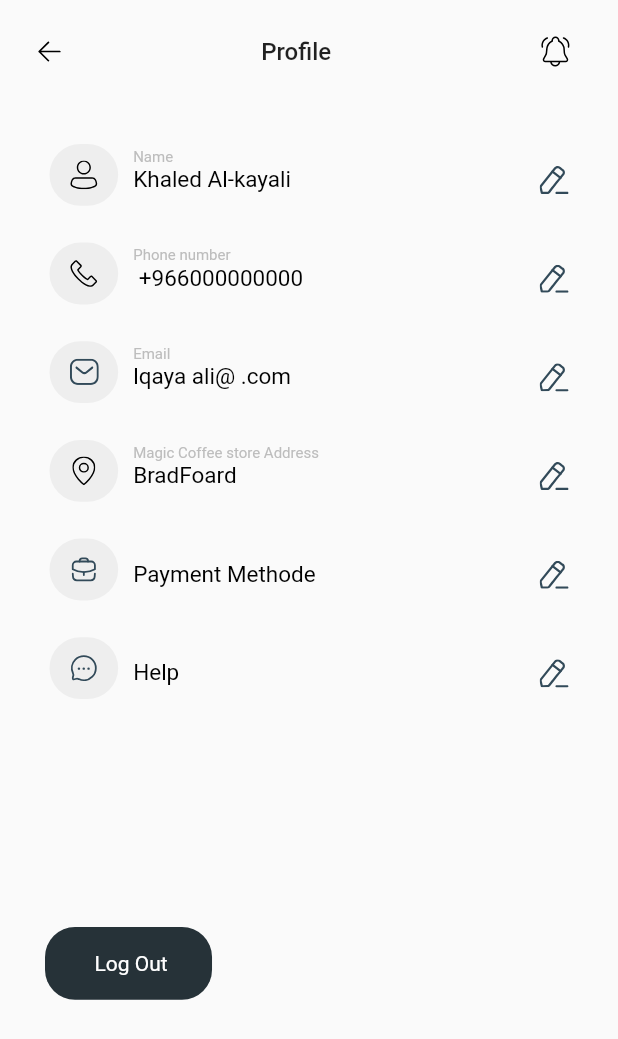
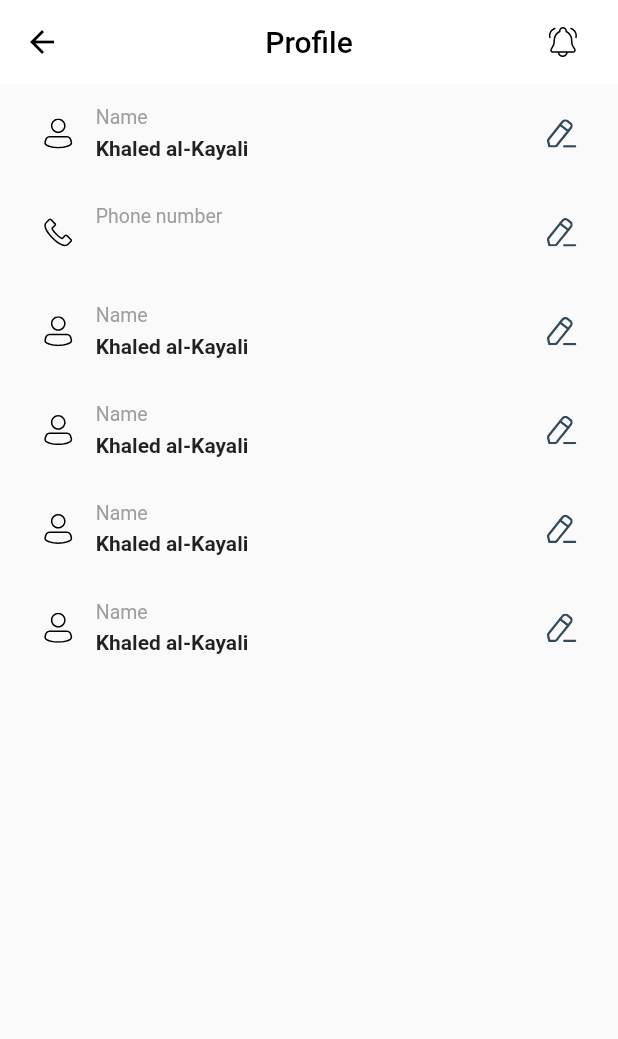
Before and after one commit to khuramShabbir/kashif, a Flutter app: the Profile screen opened directly, on a phone screen of 412 x 824 dp. Shown: the top 1039 px of the screen. Run offline on Flutter 3.47's test engine with Material 2 defaults, Android fonts, the phone set to English and light mode, and no system bars; our stand-ins replace carousel_slider, flutter_otp_text_field, flutter_rating_bar, flutter_svg, geolocator, get and 4 more; missing offline and left inert: shape_of_view_null_safe, telephony.

Commit message:
ui update on 21/08/2021

```diff
--- a/lib/anas_screens/profile.dart
+++ b/lib/anas_screens/profile.dart
@@ -1,4 +1,5 @@
 import 'package:flutter/material.dart';
+import 'package:flutter/widgets.dart';
 import 'package:get/get.dart';
 import 'package:flutter_svg/svg.dart';
 import 'payment.dart';
@@ -11,22 +12,22 @@ class Profile extends StatefulWidget {
   _ProfileState createState() => _ProfileState();
 }
 
-  class _ProfileState extends State<Profile> {
+class _ProfileState extends State<Profile> {
   ///black Container FUNCTION
-  Widget blackContainer({double height=17, double width=3.7, String text = "Log Out "}){
-    return  Container(
-      height:Get.height/height,
-      width:Get.width/width,
-      child: Center(child: Text(text,style: const TextStyle(
-          color: Colors.white
-      ),)),
+  Widget blackContainer(
+      {double height = 17, double width = 3.7, String text = "Log Out "}) {
+    return Container(
+      height: Get.height / height,
+      width: Get.width / width,
+      child: Center(
+          child: Text(
+        text,
+        style: const TextStyle(color: Colors.white),
+      )),
       decoration: BoxDecoration(
           color: Colors.blueGrey.shade900,
-          borderRadius: const BorderRadius.all(Radius.circular(20))
-      ),
+          borderRadius: const BorderRadius.all(Radius.circular(20))),
     );
-
-
   }
 
   /// CONTAINER FUNCTION
@@ -72,8 +73,8 @@ class Profile extends StatefulWidget {
                             ),
                             Text(
                               kaya,
-                              style:
-                                  const TextStyle(color: Colors.black, fontSize: 15),
+                              style: const TextStyle(
+                                  color: Colors.black, fontSize: 15),
                             )
                           ],
                         ),
@@ -82,8 +83,7 @@ class Profile extends StatefulWidget {
                   ),
                   Padding(
                     padding: const EdgeInsets.only(top: 17.0, bottom: 10),
-                    child:
-                        SvgPicture.asset("assets/Edit.svg"),
+                    child: SvgPicture.asset("assets/Edit.svg"),
                   ),
                 ],
               ),
@@ -106,7 +106,99 @@ class Profile extends StatefulWidget {
   Widget build(BuildContext context) {
     return SafeArea(
       child: Scaffold(
-        body: Column(
+          appBar: AppBar(
+            elevation: 0,
+            centerTitle: true,
+            backgroundColor: Colors.white,
+            leading: const Icon(
+              Icons.arrow_back,
+              color: Colors.black,
+            ),
+            actions: [
+              Padding(
+                padding: const EdgeInsets.only(right: 20.0),
+                child: SvgPicture.asset('assets/bell-ringing.svg'),
+              )
+            ],
+            title: const Text(
+              'Profile',
+              style: TextStyle(color: Colors.black),
+            ),
+          ),
+          body: Row(
+            children: [
+              SizedBox(
+                width: Get.width * .07,
+              ),
+              Column(
+                children: [
+                  profileDetail(),
+                  profileDetail(svgImageAddress: 'assets/phone (Stroke).svg',labelText: 'Phone number',text: ''),
+                  profileDetail(),
+                  profileDetail(),
+                  profileDetail(),
+                  profileDetail(),
+                ],
+              )
+            ],
+          )
+
+
+          ),
+    );
+  }
+}
+
+Widget profileDetail({
+  String svgImageAddress = "assets/user.svg",
+  String labelText = 'Name',
+  String text = 'Khaled al-Kayali',
+}) {
+  return SizedBox(
+    width: Get.width * .9,
+    height: Get.height * .08,
+
+    child: Row(
+      mainAxisAlignment: MainAxisAlignment.start,
+      children: [
+        SvgPicture.asset(svgImageAddress),
+        Padding(
+          padding: const EdgeInsets.only(left: 15.0),
+          child: Column(
+            crossAxisAlignment: CrossAxisAlignment.start,
+            children: [
+              const Expanded(child: SizedBox()),
+              Padding(
+                padding: const EdgeInsets.only(bottom: 5.0),
+                child: Text(
+                  labelText,
+                  style: const TextStyle(color: Colors.grey,fontSize: 13),
+                ),
+              ),
+              Text(text,style: const TextStyle(fontWeight: FontWeight.bold),),
+              const Expanded(child: SizedBox()),
+            ],
+          ),
+        ),
+        const Expanded(child: SizedBox()),
+
+        Padding(
+          padding: const EdgeInsets.only(right: 15.0),
+          child: SvgPicture.asset('assets/Edit.svg'),
+        )
+
+
+
+      ],
+    ),
+  );
+}
+
+
+
+
+
+/*Column(
           crossAxisAlignment: CrossAxisAlignment.start,
           children: [
 
@@ -171,8 +263,4 @@ class Profile extends StatefulWidget {
                ),)
 
           ],
-        ),
-      ),
-    );
-  }
-}
+        ),*/
--- a/lib/main.dart
+++ b/lib/main.dart
@@ -1,10 +1,12 @@
 // @dart=2.9
+
 import 'package:flutter/material.dart';
 import 'package:get/get.dart';
 import 'package:kashif/screens/splash_screen/home_screen.dart';
 
 
-main() {
+ main() {
+
 
   runApp(
     const GetMaterialApp(
--- a/lib/screen_list.dart
+++ b/lib/screen_list.dart
@@ -1,5 +1,4 @@
 import 'package:flutter/cupertino.dart';
-
 import 'package:kashif/screens/order_taking_screens/center_inspection_ui.dart';
 import 'package:kashif/screens/order_taking_screens/compelet_order.dart';
 import 'package:kashif/screens/order_taking_screens/odrder_start.dart';
--- a/lib/screens/login-Screens/sign_up_ui.dart
+++ b/lib/screens/login-Screens/sign_up_ui.dart
@@ -258,7 +258,7 @@ class _SignInUIState extends State<SignUpUi> {
 
                         customButton(
                           onClick: () {
-                            if(formValidation.isFormOk(
+                           /* if(formValidation.isFormOk(
                                userName,
                                mobileNumber,
                                emailAddress,
@@ -272,8 +272,8 @@ class _SignInUIState extends State<SignUpUi> {
                               Get.defaultDialog(title: 'incorrect information');
 
                             }
-
-
+*/
+                            Get.to(()=>const OtpVerifyCode());
 
 
                           },
```
Also changed, not shown: lib/screens/login-Screens/sign_in_ui.dart (+7 -3 lines), lib/screens/order_taking_screens/google_mape.dart (+52 -32 lines), lib/screens/splash_screen/home_screen.dart (+7 -2 lines), lib/test.dart (added, +77 -0 lines), lib/utils.dart (+15 -31 lines), pubspec.yaml (+4 -4 lines), pubspec.lock, 5 other files.
